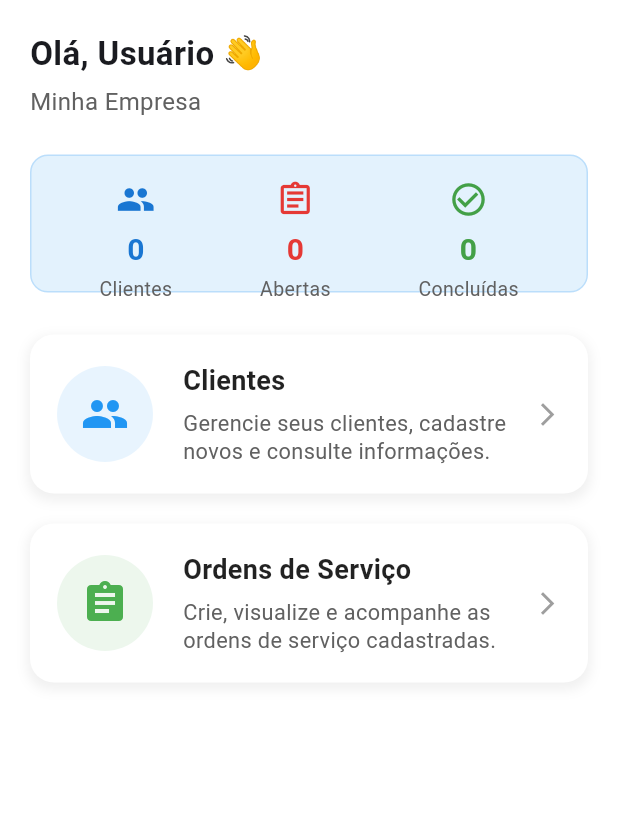
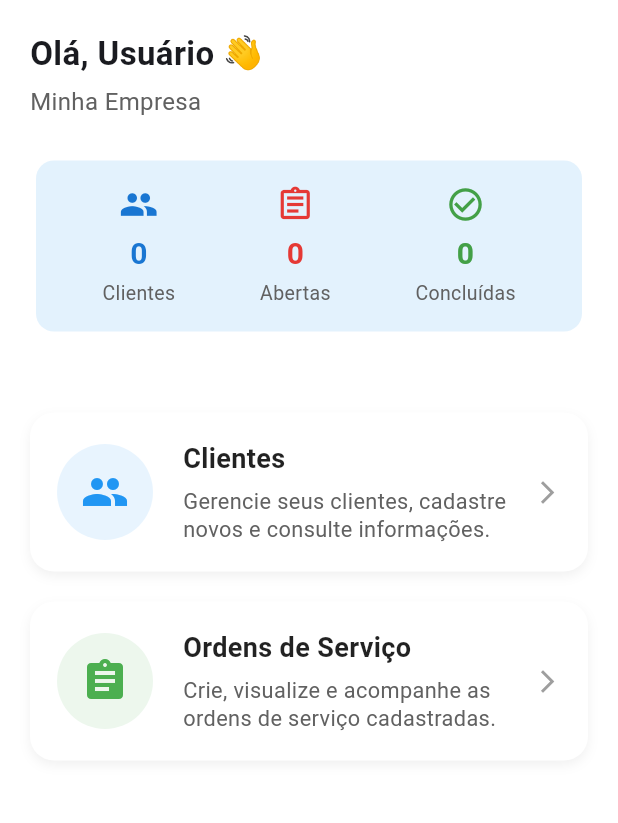
Before and after one commit to samuel-2future/ordem_simples_app, a Flutter app: the HomeView screen opened by its route, on a phone screen of 412 x 824 dp, the part 84-907 px from its top. Run offline on Flutter 3.47's test engine with Material 3 defaults, Android fonts, the phone set to English and light mode, and no system bars; our stand-ins replace flutter_multi_formatter, open_filex, pdf, printing, signature, supabase_flutter; accounts and stored records are empty.

Commit message:
refactor: Improve Home screen UI and data loading logic
This commit refactors the `HomeView` to improve user experience, data loading reliability, and code structure.

- **UI Structure:**
  - The main layout was changed from a `SingleChildScrollView` wrapped in a `RefreshIndicator` to a `ListView`.
  - The mini-dashboard is now wrapped in its own `RefreshIndicator` inside a `SizedBox`, allowing dashboard stats to be refreshed independently without reloading the entire screen.

- **Data Loading:**
  - Renamed the loading state variable from `carregando` to `_carregandoDashboard` for clarity.
  - The loading logic (`_carregarDashboard`) now uses an `AnimatedSwitcher` to show a `CircularProgressIndicator` instead of a custom skeleton loader, providing a more standard loading animation.
  - Added a `try-catch` block to handle potential errors during data fetching and prevent the app from getting stuck in a loading state.
  - A `mounted` check is now used before calling `setState` to prevent errors if the widget is disposed during an async operation.

- **Code Cleanup:**
  - Removed the no-longer-used `_MiniDashboard` and `_SkeletonBlock` widgets, simplifying the widget tree.
  - Minor code cleanup in `_DashboardCard` and `_InfoChip` to remove redundant comments and properties.

```diff
--- a/lib/presentation/views/home_view.dart
+++ b/lib/presentation/views/home_view.dart
@@ -14,10 +14,10 @@ class HomeView extends StatefulWidget {
 class _HomeViewState extends State<HomeView> {
   final _db = Supabase.instance.client;
 
+  bool _carregandoDashboard = true;
   int totalClientes = 0;
   int ordensAbertas = 0;
   int ordensConcluidas = 0;
-  bool carregando = true;
 
   @override
   void initState() {
@@ -27,16 +27,14 @@ class _HomeViewState extends State<HomeView> {
 
   Future<void> _carregarDashboard() async {
     if (UserSession.loginId == null) {
-      setState(() => carregando = false);
+      setState(() => _carregandoDashboard = false);
       return;
     }
 
-    setState(() => carregando = true);
-
     try {
+      setState(() => _carregandoDashboard = true);
       final loginId = UserSession.loginId!;
 
-      // Se sua versão do supabase_dart suportar, pode manter assim:
       final clientesResp = await _db
           .from('clientes')
           .count(CountOption.exact)
@@ -54,14 +52,17 @@ class _HomeViewState extends State<HomeView> {
           .eq('login_id', loginId)
           .eq('status', 'Concluída');
 
+      if (mounted) {
         setState(() {
           totalClientes = clientesResp;
           ordensAbertas = abertasResp;
           ordensConcluidas = concluidasResp;
-        carregando = false;
+          _carregandoDashboard = false;
         });
-    } catch (_) {
-      setState(() => carregando = false);
+      }
+    } catch (e) {
+      debugPrint('Erro ao carregar dashboard: $e');
+      if (mounted) setState(() => _carregandoDashboard = false);
     }
   }
 
@@ -98,16 +99,9 @@ class _HomeViewState extends State<HomeView> {
           ),
         ],
       ),
-      body: RefreshIndicator(
-        onRefresh: _carregarDashboard,
-        child: SingleChildScrollView(
-          physics: const AlwaysScrollableScrollPhysics(),
-          child: Padding(
+      body: ListView(
         padding: const EdgeInsets.all(20),
-            child: Column(
-              crossAxisAlignment: CrossAxisAlignment.start,
         children: [
-                // Saudação
           Text(
             'Olá, $responsavel 👋',
             style: const TextStyle(
@@ -125,16 +119,70 @@ class _HomeViewState extends State<HomeView> {
           ),
           const SizedBox(height: 24),
 
-                // Mini Dashboard
-                _MiniDashboard(
-                  carregando: carregando,
-                  totalClientes: totalClientes,
-                  ordensAbertas: ordensAbertas,
-                  ordensConcluidas: ordensConcluidas,
+          /// 🔁 Dashboard independente com RefreshIndicator
+          RefreshIndicator(
+            onRefresh: _carregarDashboard,
+            child: SizedBox(
+              height: 140, // garante espaço para o refresh puxando pra baixo
+              child: ListView(
+                physics: const AlwaysScrollableScrollPhysics(),
+                children: [
+                  AnimatedSwitcher(
+                    duration: const Duration(milliseconds: 300),
+                    child: _carregandoDashboard
+                        ? Center(
+                      key: const ValueKey('loading'),
+                      child: Padding(
+                        padding: const EdgeInsets.all(20),
+                        child: CircularProgressIndicator(
+                          color: Colors.blue.shade700,
                         ),
-                const SizedBox(height: 28),
+                      ),
+                    )
+                        : Card(
+                      key: const ValueKey('dashboard'),
+                      shape: RoundedRectangleBorder(
+                        borderRadius: BorderRadius.circular(12),
+                      ),
+                      color: Colors.blue.shade50,
+                      elevation: 0,
+                      child: Padding(
+                        padding: const EdgeInsets.all(16),
+                        child: Row(
+                          mainAxisAlignment:
+                          MainAxisAlignment.spaceAround,
+                          children: [
+                            _InfoChip(
+                              icon: Icons.people,
+                              label: 'Clientes',
+                              value: totalClientes.toString(),
+                              color: Colors.blue.shade700,
+                            ),
+                            _InfoChip(
+                              icon: Icons.assignment_outlined,
+                              label: 'Abertas',
+                              value: ordensAbertas.toString(),
+                              color: Colors.red.shade600,
+                            ),
+                            _InfoChip(
+                              icon: Icons.check_circle_outline,
+                              label: 'Concluídas',
+                              value: ordensConcluidas.toString(),
+                              color: Colors.green.shade600,
+                            ),
+                          ],
+                        ),
+                      ),
+                    ),
+                  ),
+                ],
+              ),
+            ),
+          ),
 
-                // Cards principais
+          const SizedBox(height: 32),
+
+          // 📦 Cards principais
           _DashboardCard(
             title: 'Clientes',
             icon: Icons.people,
@@ -158,130 +206,8 @@ class _HomeViewState extends State<HomeView> {
               if (mounted) _carregarDashboard();
             },
           ),
-                const SizedBox(height: 40), // margem extra no final
         ],
       ),
-          ),
-        ),
-      ),
-    );
-  }
-}
-
-class _MiniDashboard extends StatelessWidget {
-  final bool carregando;
-  final int totalClientes;
-  final int ordensAbertas;
-  final int ordensConcluidas;
-
-  const _MiniDashboard({
-    required this.carregando,
-    required this.totalClientes,
-    required this.ordensAbertas,
-    required this.ordensConcluidas,
-  });
-
-  @override
-  Widget build(BuildContext context) {
-    // Altura fixa para evitar “pulo” visual
-    const double fixedHeight = 92;
-
-    return AnimatedSwitcher(
-      duration: const Duration(milliseconds: 250),
-      child: carregando
-          ? Container(
-        key: const ValueKey('skeleton'),
-        height: fixedHeight,
-        decoration: BoxDecoration(
-          color: Colors.blue.shade50,
-          borderRadius: BorderRadius.circular(12),
-          border: Border.all(color: Colors.blue.shade100),
-        ),
-        padding: const EdgeInsets.symmetric(horizontal: 16),
-        child: Row(
-          mainAxisAlignment: MainAxisAlignment.spaceAround,
-          children: const [
-            _SkeletonBlock(),
-            _SkeletonBlock(),
-            _SkeletonBlock(),
-          ],
-        ),
-      )
-          : Container(
-        key: const ValueKey('values'),
-        height: fixedHeight,
-        decoration: BoxDecoration(
-          color: Colors.blue.shade50,
-          borderRadius: BorderRadius.circular(12),
-          border: Border.all(color: Colors.blue.shade100),
-        ),
-        padding: const EdgeInsets.all(16),
-        child: Row(
-          mainAxisAlignment: MainAxisAlignment.spaceAround,
-          children: [
-            _InfoChip(
-              icon: Icons.people,
-              label: 'Clientes',
-              value: totalClientes.toString(),
-              color: Colors.blue.shade700,
-            ),
-            _InfoChip(
-              icon: Icons.assignment_outlined,
-              label: 'Abertas',
-              value: ordensAbertas.toString(),
-              color: Colors.red.shade600,
-            ),
-            _InfoChip(
-              icon: Icons.check_circle_outline,
-              label: 'Concluídas',
-              value: ordensConcluidas.toString(),
-              color: Colors.green.shade600,
-            ),
-          ],
-        ),
-      ),
-    );
-  }
-}
-
-class _SkeletonBlock extends StatelessWidget {
-  const _SkeletonBlock();
-
-  @override
-  Widget build(BuildContext context) {
-    return Column(
-      mainAxisAlignment: MainAxisAlignment.center,
-      children: [
-        // círculo (ícone)
-        Container(
-          width: 26,
-          height: 26,
-          decoration: BoxDecoration(
-            color: Colors.white.withOpacity(0.6),
-            shape: BoxShape.circle,
-          ),
-        ),
-        const SizedBox(height: 8),
-        // número
-        Container(
-          width: 36,
-          height: 16,
-          decoration: BoxDecoration(
-            color: Colors.white.withOpacity(0.6),
-            borderRadius: BorderRadius.circular(6),
-          ),
-        ),
-        const SizedBox(height: 6),
-        // label
-        Container(
-          width: 56,
-          height: 12,
-          decoration: BoxDecoration(
-            color: Colors.white.withOpacity(0.6),
-            borderRadius: BorderRadius.circular(6),
-          ),
-        ),
-      ],
     );
   }
 }
@@ -302,6 +228,7 @@ class _InfoChip extends StatelessWidget {
   @override
   Widget build(BuildContext context) {
     return Column(
+      mainAxisSize: MainAxisSize.min,
       children: [
         Icon(icon, color: color, size: 26),
         const SizedBox(height: 6),
@@ -353,7 +280,6 @@ class _DashboardCard extends StatelessWidget {
           boxShadow: [
             BoxShadow(
               color: Colors.grey.withOpacity(0.15),
-              spreadRadius: 2,
               blurRadius: 6,
               offset: const Offset(0, 3),
             ),
@@ -363,7 +289,6 @@ class _DashboardCard extends StatelessWidget {
           padding: const EdgeInsets.all(18),
           child: Row(
             children: [
-              // Ícone colorido
               Container(
                 decoration: BoxDecoration(
                   color: color.withOpacity(0.1),
@@ -373,8 +298,6 @@ class _DashboardCard extends StatelessWidget {
                 child: Icon(icon, color: color, size: 32),
               ),
               const SizedBox(width: 20),
-
-              // Texto
               Expanded(
                 child: Column(
                   crossAxisAlignment: CrossAxisAlignment.start,
@@ -399,8 +322,6 @@ class _DashboardCard extends StatelessWidget {
                   ],
                 ),
               ),
-
-              // Setinha
               const Icon(Icons.arrow_forward_ios, color: Colors.grey, size: 18),
             ],
           ),
```
Lines whose indentation alone changed are shown as unchanged.
